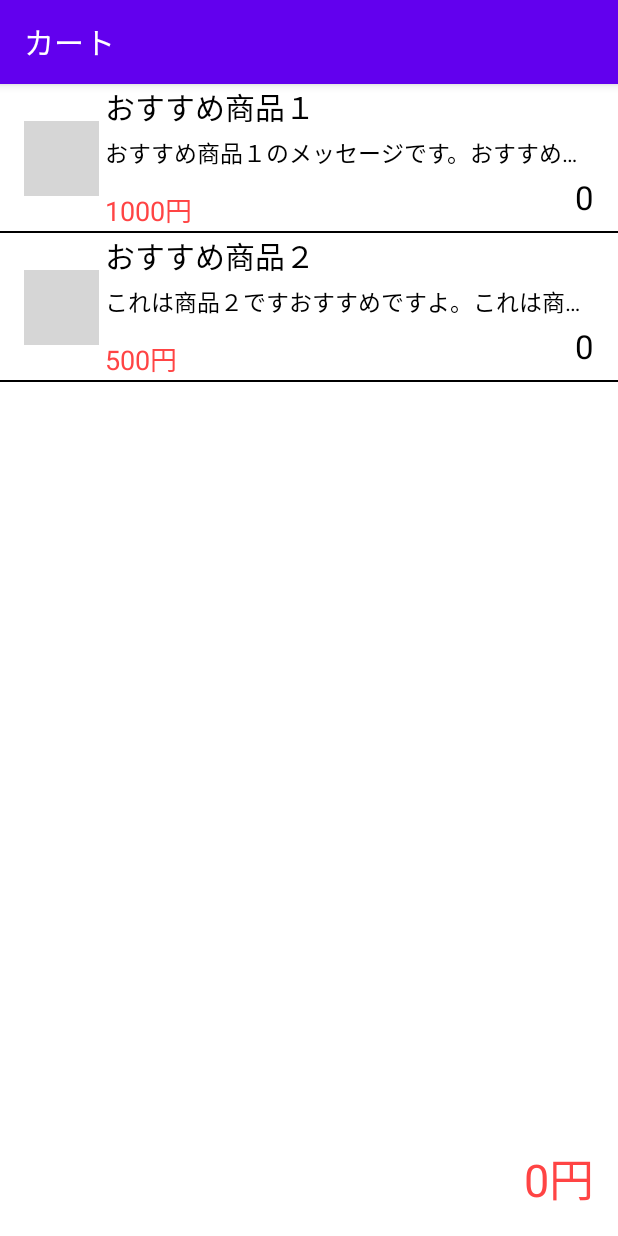
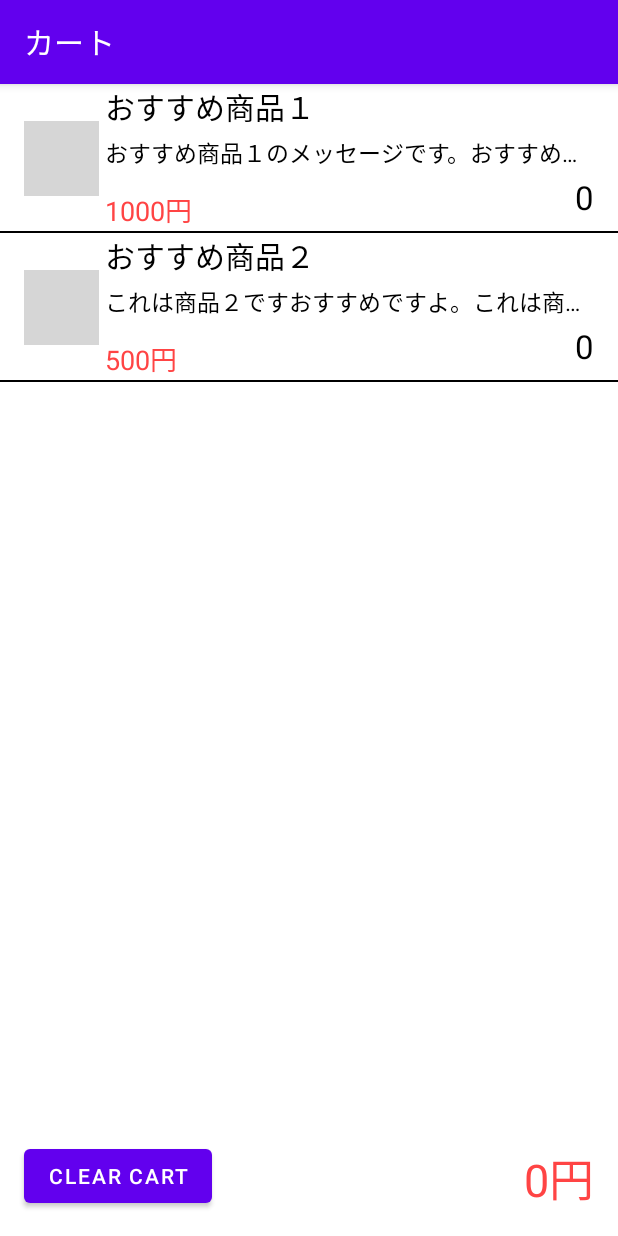
Before and after one commit to Ayumiyamada333/test1220, an Android app: the CartActivity screen opened directly, with no data from a screen before it, on a phone screen of 412 x 824 dp. Run offline under Robolectric (Android 15) with nearby library versions, the phone set to English and light mode, and no system bars; our stand-ins replace Picasso; pictures from the network do not load; grey boxes are pictures that could not be loaded.

Commit message:
cart reset has been implements.

```diff
--- a/app/src/main/java/com/example/test1220/CartActivity.kt
+++ b/app/src/main/java/com/example/test1220/CartActivity.kt
@@ -16,6 +16,15 @@ class CartActivity : AppCompatActivity() {
         super.onCreate(savedInstanceState)
         setContentView(R.layout.activity_cart)
 
+        initView()
+
+        clearButton.setOnClickListener {
+            ProductManager.resetCart()
+            initView()
+        }
+    }
+
+    private fun initView() {
         val product1 = ProductManager.product1
         val product2 = ProductManager.product2
         val productInCardMap = ProductManager.productInCardMap
--- a/app/src/main/java/com/example/test1220/SearchActivity.kt
+++ b/app/src/main/java/com/example/test1220/SearchActivity.kt
@@ -18,12 +18,9 @@ class SearchActivity : AppCompatActivity() {
         searchButton.setOnClickListener {
             search()
 
-            //検索ボタンのクリックイベント取得(直接)
-            searchButton.setOnClickListener {
-                FirebaseAnalytics.getInstance(this).logEvent("click_event_name") { // 直接FirebaseAnalyticsでデータを送る方法
-                    param("click_param_name_a", "検索") //パラメータ,値
-                    param("click_param_name_b", "ケンサク") //パラメータ,値
-                }
+            FirebaseAnalytics.getInstance(this).logEvent("click_event_name") { // 直接FirebaseAnalyticsでデータを送る方法
+                param("click_param_name_a", "検索") //パラメータ,値
+                param("click_param_name_b", "ケンサク") //パラメータ,値
             }
 
             //検索ボタンのクリックイベント取得(sendEventHelper)
--- a/app/src/main/res/layout/activity_cart.xml
+++ b/app/src/main/res/layout/activity_cart.xml
@@ -41,4 +41,14 @@
         android:textSize="30sp"
         app:layout_constraintBottom_toBottomOf="parent"
         app:layout_constraintEnd_toEndOf="parent" />
+
+    <Button
+        android:id="@+id/clearButton"
+        android:layout_width="wrap_content"
+        android:layout_height="wrap_content"
+        android:layout_marginStart="16dp"
+        android:layout_marginBottom="16dp"
+        android:text="Clear Cart"
+        app:layout_constraintBottom_toBottomOf="parent"
+        app:layout_constraintStart_toStartOf="parent" />
 </androidx.constraintlayout.widget.ConstraintLayout>
```
